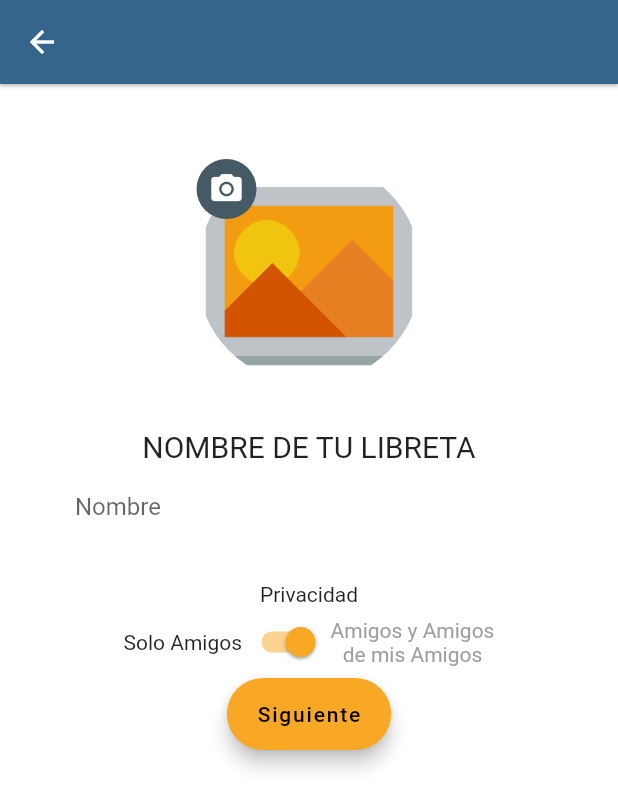
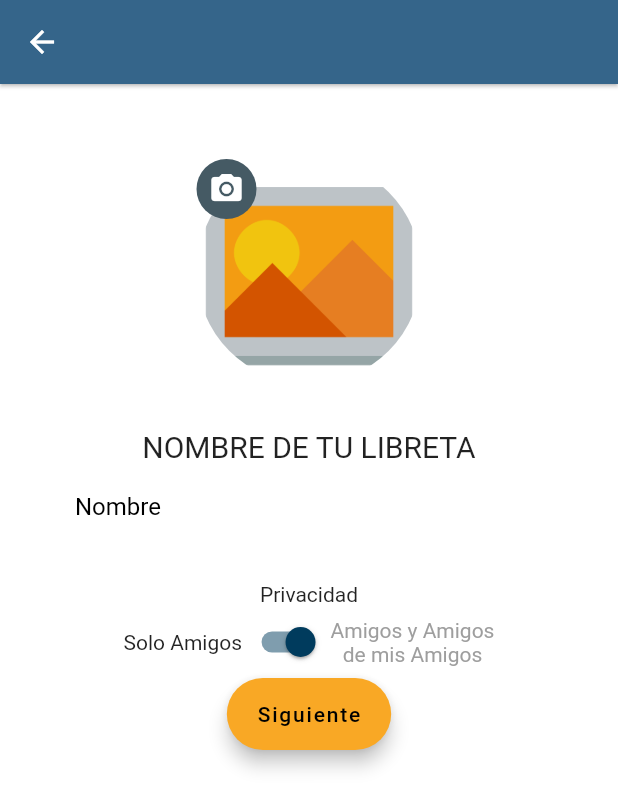
Before and after one commit to knotfold/chismografo, a Flutter app: the FormularioCreator screen opened by its route, after a tap on the "photo camera" icon, on a phone screen of 412 x 824 dp. Shown: the top 809 px of the screen. Run offline on Flutter 3.47's test engine with Material 2 defaults, Android fonts, the phone set to English and light mode, and no system bars; our stand-ins replace cloud_firestore, firebase_auth, firebase_dynamic_links, firebase_messaging, firebase_storage, font_awesome_flutter and 6 more; missing offline and left inert: dart:ffi, flutter_facebook_login, flutter_inapp_purchase; accounts and stored records are empty.

Commit message:
chagging interface

```diff
--- a/lib/pages/amigos.dart
+++ b/lib/pages/amigos.dart
@@ -72,7 +72,8 @@ class Amigos extends StatelessWidget {
               ],
             ),
             SizedBox(height: 20,),
-            StreamBuilder(
+            Expanded(
+                          child: StreamBuilder(
                 stream: Firestore.instance
                     .collection('usuarios')
                     .where('amigos', arrayContains: controller.usuario.documentId).orderBy('nombre')
@@ -96,6 +97,7 @@ class Amigos extends StatelessWidget {
                           },
                         );
                 },
+              ),
             ),
           ],
         ),
--- a/lib/pages/amigosSelector.dart
+++ b/lib/pages/amigosSelector.dart
@@ -17,12 +17,15 @@ class _AmigosSelectorState extends State<AmigosSelector> {
     return Container(
         padding: EdgeInsets.all(10.0),
         child: Column(
+          mainAxisAlignment: MainAxisAlignment.start,
+          mainAxisSize: MainAxisSize.max,
     children: <Widget>[
       Text(
         'Selecciona a los participantes (${controller.participantes.length}/25)',
         style: TextStyle(fontSize: 25),
       ),
-          StreamBuilder(
+      Expanded(
+              child: StreamBuilder(
           stream: Firestore.instance
               .collection('usuarios')
               .where('amigos', arrayContains: controller.usuario.documentId)
@@ -44,6 +47,7 @@ class _AmigosSelectorState extends State<AmigosSelector> {
                           backgroundImage: NetworkImage(usuarioModel.foto),
                         ),
                         trailing: Checkbox(
+                          activeColor: pDark,
                             value: controller.participantes
                                 .contains(usuarioModel.usuario),
                             onChanged: (value) {
@@ -80,16 +84,26 @@ class _AmigosSelectorState extends State<AmigosSelector> {
                   );
           },
         ),
+      ),
       controller.loading ? CircularProgressIndicator() : Row(
+        mainAxisAlignment: MainAxisAlignment.spaceBetween,
         children: <Widget>[
-              FloatingActionButton.extended(
+          Container(
+            width: 60,
+            height: 40,
+            child: FloatingActionButton.extended(
+
               heroTag: 'btn1',
               onPressed: () {
                 controller.pageController.jumpToPage(1);
               },
               label: Text('Back'),
             ),
-              FloatingActionButton.extended(
+          ),
+          Container(
+            width: 60,
+            height: 40,
+            child: FloatingActionButton.extended(
               heroTag: 'btn2',
               onPressed: () async {
                bool success = await controller.crearFormulario(context);
@@ -119,6 +133,7 @@ class _AmigosSelectorState extends State<AmigosSelector> {
                 }
               },
               label: Text('Crear'),
+            ),
           ),
         ],
       ),
--- a/lib/pages/formularioCreator.dart
+++ b/lib/pages/formularioCreator.dart
@@ -1,7 +1,10 @@
+
+
 import 'package:flutter/material.dart';
 import 'package:provider/provider.dart';
 import 'package:trivia_form/services/services.dart';
 import 'package:trivia_form/pages/pages.dart';
+import 'package:trivia_form/shared/colors.dart';
 
 class FormularioCreator extends StatelessWidget {
   @override
@@ -21,13 +24,13 @@ class FormularioCreator extends StatelessWidget {
               : BouncingScrollPhysics(),
           scrollDirection: Axis.horizontal,
           controller: controller.pageController,
-          children: <Widget>[first(controller), CreadorLP(), AmigosSelector()],
+          children: <Widget>[first(controller,context), CreadorLP(), AmigosSelector()],
         ),
       ),
     );
   }
 
-  Widget first(Controller controller) {
+  Widget first(Controller controller,BuildContext context) {
     return SingleChildScrollView(
       scrollDirection: Axis.vertical,
       child: Container(
@@ -44,9 +47,11 @@ class FormularioCreator extends StatelessWidget {
               style: TextStyle(fontSize: 20),
             ),
             TextFormField(
+
               controller: controller.textEditingController,
               decoration: InputDecoration(
                 labelText: 'Nombre',
+                labelStyle: TextStyle(color: Colors.black),
               ),
             ),
             SizedBox(
@@ -62,10 +67,12 @@ class FormularioCreator extends StatelessWidget {
                       TextStyle(color: controller.privado ? null : Colors.grey),
                 ),
                 Switch(
+                  activeColor: pDark,
                   value: controller.privado,
                   onChanged: (value) {
                     controller.privado = value;
                     controller.notify();
+
                   },
                 ),
                 Column(
@@ -87,6 +94,17 @@ class FormularioCreator extends StatelessWidget {
             FloatingActionButton.extended(
               heroTag: 'btnT1',
               onPressed: () {
+                if( controller.textEditingController.text == ''){
+
+                          showDialog(
+                          context: context,
+                          child: AlertDialog(
+                            title: Text('El campo nombre no puede quedar vacío'),
+
+                          ));
+                      return;
+                }
+
                 controller.pageController.jumpToPage(1);
               },
               label: Text('Siguiente'),
--- a/lib/pages/login.dart
+++ b/lib/pages/login.dart
@@ -110,6 +110,7 @@ class _LogInState extends State<LogIn> {
                                 : Column(
                                     children: <Widget>[
                                       Card(
+                                        color: Colors.white,
                                         margin: EdgeInsets.symmetric(
                                             horizontal: 40),
                                         elevation: 9.0,
@@ -405,18 +406,23 @@ class _LogInState extends State<LogIn> {
       splashColor: Colors.grey,
       onPressed: () async {
         login(controller).then((value) async {
+           controller.loading = true;
           print('estoy dentro y voy a navegar con ' + controller.name);
+
           Firestore.instance
               .collection('usuarios')
               .where('correo', isEqualTo: controller.email.trim())
               .getDocuments()
               .then((onValue) async {
             if (onValue.documents.isEmpty) {
+
+               controller.loading = false;
               Navigator.of(context).pushReplacementNamed('/registro_usuario');
             } else {
               controller.usuarioAct =
                   UsuarioModel.fromDocumentSnapshot(onValue.documents.first);
               await controller.signIn();
+               controller.loading = false;
               Navigator.of(context).pushReplacementNamed('/home');
             }
           });
--- a/lib/pages/perfil.dart
+++ b/lib/pages/perfil.dart
@@ -116,8 +116,13 @@ class _PerfilState extends State<Perfil> {
                                     mainAxisSize: MainAxisSize.min,
                                     children: <Widget>[
                                       TextField(
+                                        style: TextStyle(color: Colors.white),
+
                                         maxLength: 50,
                                         decoration: InputDecoration(
+
+                                          labelStyle: TextStyle(color: Colors.white),
+
                                             labelText: 'Nombre'),
                                         controller: textEditingController,
                                       ),
--- a/lib/pages/registroUsuario.dart
+++ b/lib/pages/registroUsuario.dart
@@ -4,6 +4,7 @@ import 'dart:io';
 import 'package:provider/provider.dart';
 import 'package:trivia_form/services/services.dart';
 import 'package:firebase_storage/firebase_storage.dart';
+import 'package:trivia_form/shared/colors.dart';
 
 class RegistroUsuario extends StatefulWidget {
   @override
@@ -169,7 +170,7 @@ class _RegistroUsuarioState extends State<RegistroUsuario> {
                         if (value == null || value.isEmpty) {
                           return 'llenar el campo correo electrónico es obligatorio';
                         } else if (!emailValid) {
-                          return 'El correo electrónico es inválido';
+                          return 'El correo electrónico no es valido';
                         } else if (correov == false) {
                           return 'Correo existente';
                         }
@@ -205,6 +206,7 @@ class _RegistroUsuarioState extends State<RegistroUsuario> {
                       decoration: InputDecoration(
                           labelText: '* Usuario',
                           border: OutlineInputBorder(
+
                               borderRadius: BorderRadius.circular(10))),
                     ),
                     SizedBox(
```
Also changed, not shown: lib/main.dart (+8 -0 lines), lib/pages/creadorListaPreguntas.dart (+17 -3 lines), lib/pages/libretaDetalles.dart (+27 -15 lines), lib/services/SingInfacebook.dart (+13 -1 lines), pubspec.lock. Lines whose indentation alone changed are shown as unchanged.
